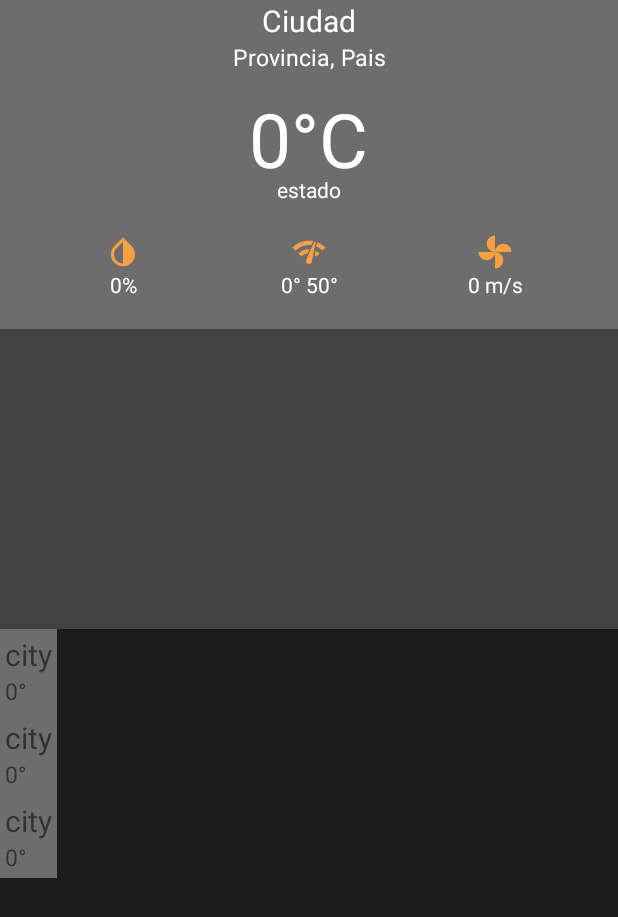
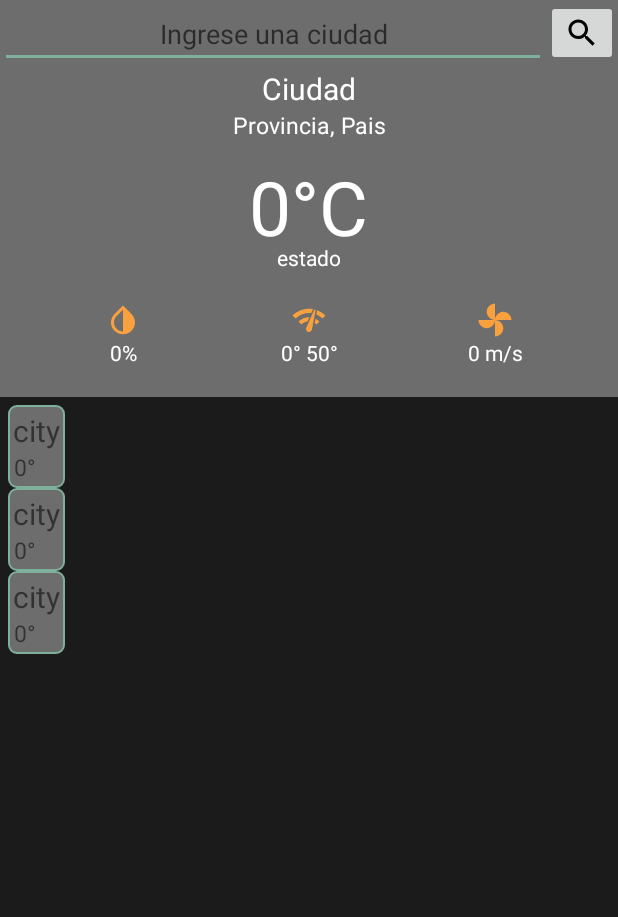
Before and after one commit to SabaPablo/weatherApp, an Android app: the layout activity_main.xml on its own in the app's theme, with its tools: preview values and no code run, on a phone screen of 412 x 824 dp. Shown: the top 917 px of the screen. Run offline under Robolectric (Android 15) with nearby library versions, the phone set to English and light mode, and no system bars; network calls fail.

Commit message:
:sparkles: search a city

```diff
--- a/app/src/main/java/com/example/saba/weatherapp/views/MainView.java
+++ b/app/src/main/java/com/example/saba/weatherapp/views/MainView.java
@@ -19,7 +19,7 @@ public interface MainView {
 
     void renderIcon(@NotNull String img);
 
-    void renderCountryAndProvince(@Nullable String region, @Nullable String country);
+    void renderCountryAndProvince(@Nullable String region);
 
     void renderStatusWeather(@Nullable String description);
 
--- /dev/null
+++ b/app/src/main/res/drawable/border.xml
@@ -0,0 +1,7 @@
+<shape xmlns:android="http://schemas.android.com/apk/res/android"
+    android:shape="rectangle">
+    <stroke android:color="@color/colorAccent" android:width="1dp"/>
+    <corners android:radius="5dp" />
+    <solid android:color="@color/colorPrimarylight"/>
+    <padding android:bottom="5dp" android:left="5dp" android:right="5dp" android:top="5dp"/>
+</shape>
--- /dev/null
+++ b/app/src/main/res/drawable/ic_search_black_24dp.xml
@@ -0,0 +1,5 @@
+<vector android:height="24dp" android:tint="#010203"
+    android:viewportHeight="24.0" android:viewportWidth="24.0"
+    android:width="24dp" xmlns:android="http://schemas.android.com/apk/res/android">
+    <path android:fillColor="#FF000000" android:pathData="M15.5,14h-0.79l-0.28,-0.27C15.41,12.59 16,11.11 16,9.5 16,5.91 13.09,3 9.5,3S3,5.91 3,9.5 5.91,16 9.5,16c1.61,0 3.09,-0.59 4.23,-1.57l0.27,0.28v0.79l5,4.99L20.49,19l-4.99,-5zM9.5,14C7.01,14 5,11.99 5,9.5S7.01,5 9.5,5 14,7.01 14,9.5 11.99,14 9.5,14z"/>
+</vector>
--- a/app/src/main/res/layout/activity_main.xml
+++ b/app/src/main/res/layout/activity_main.xml
@@ -1,7 +1,7 @@
 <LinearLayout
     xmlns:android="http://schemas.android.com/apk/res/android"
-    android:layout_height="match_parent"
     android:layout_width="match_parent"
+    android:layout_height="fill_parent"
     android:background="@color/colorPrimaryDark"
     android:orientation="vertical">
     <LinearLayout
@@ -9,6 +9,25 @@
         android:orientation="vertical"
         android:background="@color/colorPrimarylight"
         android:layout_height="wrap_content">
+        <LinearLayout
+            android:layout_width="match_parent"
+            android:layout_height="wrap_content"
+            android:orientation="horizontal">
+        <EditText
+            android:id="@+id/city_search_tv"
+            android:layout_width="0dp"
+            android:layout_weight="5"
+            android:layout_height="wrap_content"
+            android:maxLines="1"
+            android:textAlignment="center"
+            android:lines="1"
+            android:hint="@string/put_a_city"/>
+        <ImageButton
+            android:id="@+id/search_btn"
+            android:layout_width="wrap_content"
+            android:layout_height="wrap_content"
+            android:src="@drawable/ic_search_black_24dp"/>
+        </LinearLayout>
     <TextView
         android:id="@+id/city_name_tv"
         android:layout_width="match_parent"
@@ -128,7 +147,7 @@
     </LinearLayout>
     <LinearLayout
         android:layout_width="match_parent"
-        android:layout_height="200dp"
+        android:layout_height="wrap_content"
         android:background="@color/colorPrimary">
         <ListView
             android:id="@+id/five_days_weather_lv"
@@ -137,7 +156,10 @@
 
         </ListView>
     </LinearLayout>
-
+<LinearLayout
+    android:layout_width="match_parent"
+    android:layout_height="wrap_content"
+    android:padding="5dp">
     <android.support.v7.widget.RecyclerView
         android:id="@+id/weather_world_rv"
         android:layout_width="match_parent"
@@ -147,3 +169,4 @@
         tools:listitem="@layout/weather_card_view">
     </android.support.v7.widget.RecyclerView>
 </LinearLayout>
+</LinearLayout>
--- a/app/src/main/res/layout/weather_card_view.xml
+++ b/app/src/main/res/layout/weather_card_view.xml
@@ -3,8 +3,7 @@
     android:layout_height="wrap_content"
     android:orientation="vertical"
     android:padding="3dp"
-    android:background="@color/colorPrimarylight"
-
+    android:background="@drawable/border"
     xmlns:android="http://schemas.android.com/apk/res/android">
 
     <TextView
@@ -14,18 +13,23 @@
         android:layout_height="wrap_content"
         android:text="city" />
     <LinearLayout
-        android:layout_width="wrap_content"
+        android:layout_width="match_parent"
         android:orientation="horizontal"
         android:layout_height="wrap_content">
         <TextView
             android:id="@+id/temp_city_tv"
             android:text="0°"
             android:textSize="15sp"
-            android:layout_width="wrap_content"
-            android:layout_height="wrap_content" />
+            android:textAlignment="textEnd"
+            android:layout_width="0dp"
+            android:layout_weight="1"
+            android:layout_height="wrap_content"
+            android:layout_gravity="end" />
         <ImageView
             android:id="@+id/icon_weather_iv"
-            android:layout_width="wrap_content"
+            android:layout_width="0dp"
+            android:layout_weight="1"
+            android:layout_gravity="left"
             android:layout_height="wrap_content" />
     </LinearLayout>
 
--- a/app/src/main/res/values/strings.xml
+++ b/app/src/main/res/values/strings.xml
@@ -1,3 +1,4 @@
 <resources>
     <string name="app_name">WeatherApp</string>
+    <string name="put_a_city">Ingrese una ciudad</string>
 </resources>
```
Also changed, not shown: app/src/main/java/com/example/saba/weatherapp/views/MainActivity.kt (+17 -16 lines), app/src/main/java/com/example/saba/weatherapp/views/MainPresenter.kt (+5 -2 lines).
